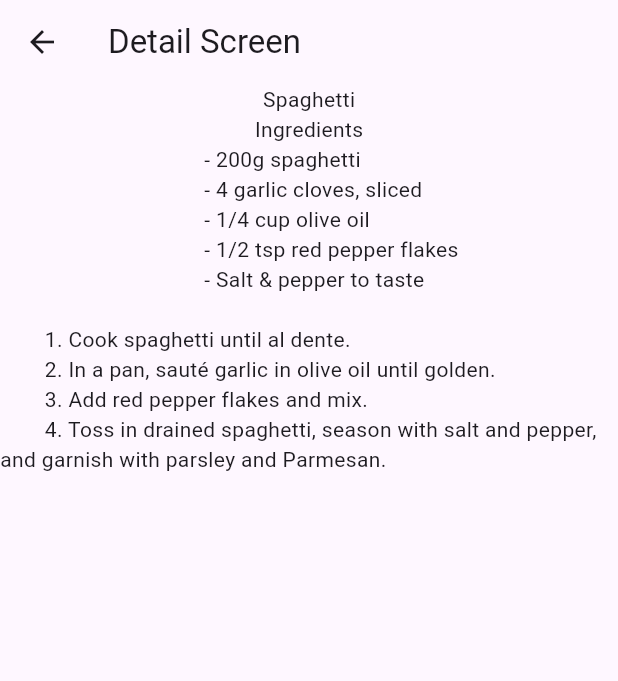
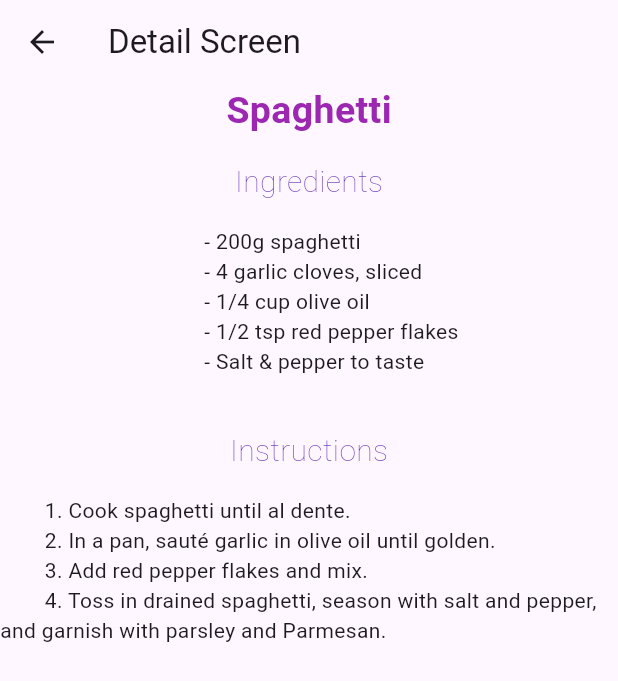
Before and after one commit to iKeiNagai/Mobile-Apps, a Flutter app: the screen it shows after launch, after a tap on "Spaghetti", on a phone screen of 412 x 824 dp. Shown: the top 681 px of the screen. Run offline on Flutter 3.47's test engine with Material 3 defaults, Android fonts, the phone set to English and light mode, and no system bars.

Commit message:
styled app

```diff
--- a/recipe_book/lib/detailScreen.dart
+++ b/recipe_book/lib/detailScreen.dart
@@ -3,9 +3,9 @@ import 'package:flutter/material.dart';
 class DetailScreen extends StatelessWidget {
   String recipe_name = "";
 
-  DetailScreen({required this.recipe_name});//receives data
+  DetailScreen({required this.recipe_name}); //receives data
 
-  Map<String,String> _display_details(String recipe_name) {
+  Map<String, String> _display_details(String recipe_name) {
     String ingredients = "";
     String instructions = "";
 
@@ -25,7 +25,7 @@ class DetailScreen extends StatelessWidget {
         ''';
     }
 
-    if(recipe_name == 'Chicken Stir-Fry'){
+    if (recipe_name == 'Chicken Stir-Fry') {
       ingredients = '''
         - 300g chicken breast, sliced
         - 1 bell pepper, sliced
@@ -44,7 +44,7 @@ class DetailScreen extends StatelessWidget {
         ''';
     }
 
-    if(recipe_name == 'Avocado Toast'){
+    if (recipe_name == 'Avocado Toast') {
       ingredients = '''
         - 2 slices of bread (toasted)
         - 1 ripe avocado
@@ -58,7 +58,7 @@ class DetailScreen extends StatelessWidget {
         ''';
     }
 
-    if(recipe_name == 'Egg Fried Rice'){
+    if (recipe_name == 'Egg Fried Rice') {
       ingredients = '''
         - 1 cup cooked rice
         - 2 eggs, beaten
@@ -70,16 +70,12 @@ class DetailScreen extends StatelessWidget {
         2. Add rice and soy sauce, stir-fry until well combined.
         ''';
     }
-    return{
-      'ingredients':ingredients,
-      'instructions':instructions
-    };
+    return {'ingredients': ingredients, 'instructions': instructions};
   }
-
 
   @override
   Widget build(BuildContext context) {
-    Map<String,String> info = _display_details(recipe_name);
+    Map<String, String> info = _display_details(recipe_name);
 
     return Scaffold(
       appBar: AppBar(
@@ -88,9 +84,32 @@ class DetailScreen extends StatelessWidget {
       body: Center(
         child: Column(
           children: [
-            Text(recipe_name),
-            Text("Ingredients"),
+            Text(
+              recipe_name,
+              style: TextStyle(
+                  fontSize: 25,
+                  fontWeight: FontWeight.bold,
+                  color: Colors.purple),
+            ),
+            SizedBox(height: 15),
+            Text(
+              "Ingredients",
+              style: TextStyle(
+                  fontSize: 20,
+                  fontWeight: FontWeight.w200,
+                  color: Colors.deepPurple),
+            ),
+            SizedBox(height: 15),
             Text(info['ingredients'] ?? ''),
+            SizedBox(height: 15),
+            Text(
+              "Instructions",
+              style: TextStyle(
+                  fontSize: 20,
+                  fontWeight: FontWeight.w200,
+                  color: Colors.deepPurple),
+            ),
+            SizedBox(height: 15),
             Text(info['instructions'] ?? '')
           ],
         ),
```
